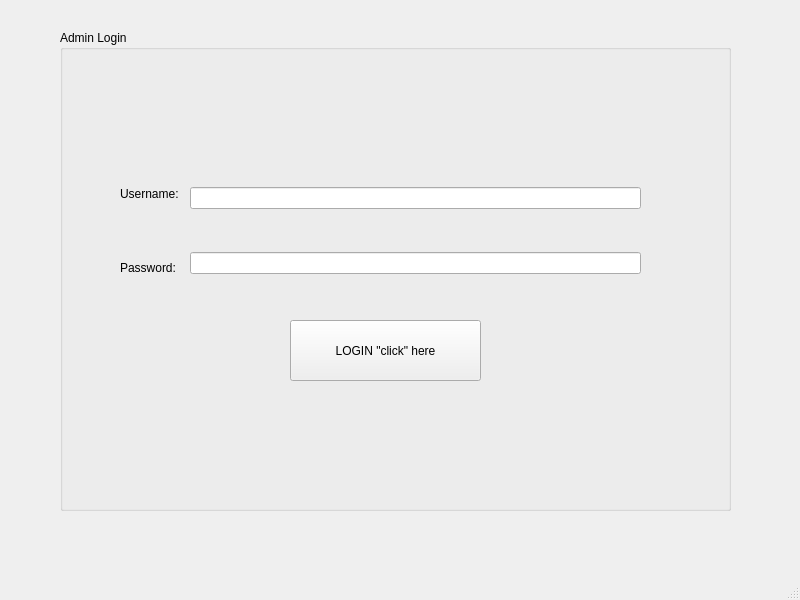
Above: Project-2-NFL/login.ui from massivemembrain/Project-2-NFL before the change. Below: the same form after it.
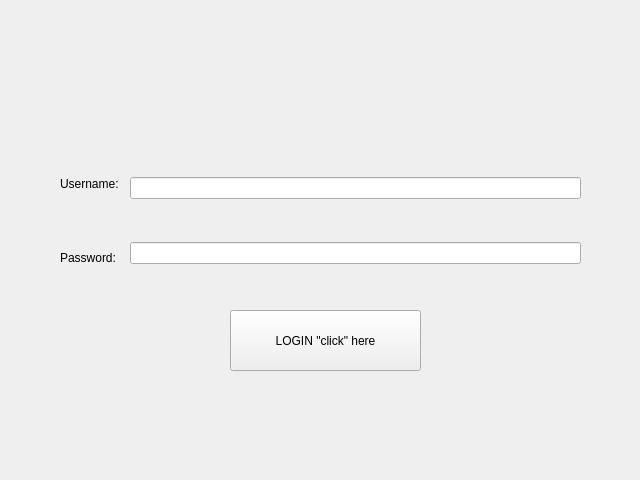
That is the form after the change.

Diff of the .ui file:
```diff
--- a/Project-2-NFL/login.ui
+++ b/Project-2-NFL/login.ui
@@ -1,36 +1,32 @@
 <?xml version="1.0" encoding="UTF-8"?>
 <ui version="4.0">
  <class>Login</class>
- <widget class="QMainWindow" name="Login">
+ <widget class="QWidget" name="Login">
   <property name="geometry">
    <rect>
     <x>0</x>
     <y>0</y>
-    <width>800</width>
-    <height>600</height>
+    <width>640</width>
+    <height>480</height>
    </rect>
   </property>
   <property name="windowTitle">
    <string>MainWindow</string>
   </property>
-  <widget class="QWidget" name="centralwidget">
-   <widget class="QGroupBox" name="groupBox">
+  <widget class="QWidget" name="loginContainer" native="true">
     <property name="geometry">
      <rect>
-      <x>60</x>
-      <y>30</y>
-      <width>671</width>
-      <height>481</height>
-     </rect>
-    </property>
-    <property name="title">
-     <string>Admin Login</string>
-    </property>
+     <x>10</x>
+     <y>10</y>
+     <width>621</width>
+     <height>461</height>
+    </rect>
+   </property>
     <widget class="QPushButton" name="pushButton_login">
      <property name="geometry">
       <rect>
-       <x>230</x>
-       <y>290</y>
+      <x>220</x>
+      <y>300</y>
        <width>191</width>
        <height>61</height>
       </rect>
@@ -39,11 +35,29 @@
       <string>LOGIN &quot;click&quot; here</string>
      </property>
     </widget>
-    <widget class="QWidget" name="verticalLayoutWidget">
+   <widget class="QWidget" name="verticalLayoutWidget_2">
      <property name="geometry">
       <rect>
-       <x>60</x>
+      <x>120</x>
        <y>130</y>
+      <width>451</width>
+      <height>161</height>
+     </rect>
+    </property>
+    <layout class="QVBoxLayout" name="verticalLayout_2">
+     <item>
+      <widget class="QLineEdit" name="lineEdit_username"/>
+     </item>
+     <item>
+      <widget class="QLineEdit" name="lineEdit_password"/>
+     </item>
+    </layout>
+   </widget>
+   <widget class="QWidget" name="verticalLayoutWidget">
+    <property name="geometry">
+     <rect>
+      <x>50</x>
+      <y>140</y>
        <width>71</width>
        <height>141</height>
       </rect>
@@ -65,37 +79,7 @@
       </item>
      </layout>
     </widget>
-    <widget class="QWidget" name="verticalLayoutWidget_2">
-     <property name="geometry">
-      <rect>
-       <x>130</x>
-       <y>120</y>
-       <width>451</width>
-       <height>161</height>
-      </rect>
-     </property>
-     <layout class="QVBoxLayout" name="verticalLayout_2">
-      <item>
-       <widget class="QLineEdit" name="lineEdit_username"/>
-      </item>
-      <item>
-       <widget class="QLineEdit" name="lineEdit_password"/>
-      </item>
-     </layout>
-    </widget>
-   </widget>
-  </widget>
-  <widget class="QMenuBar" name="menubar">
-   <property name="geometry">
-    <rect>
-     <x>0</x>
-     <y>0</y>
-     <width>800</width>
-     <height>21</height>
-    </rect>
-   </property>
-  </widget>
-  <widget class="QStatusBar" name="statusbar"/>
+  </widget>
  </widget>
  <resources/>
  <connections/>
```
Left out of the diff: 2 changed lines with no effect on the pictures. Lines whose indentation alone changed are shown as unchanged.
